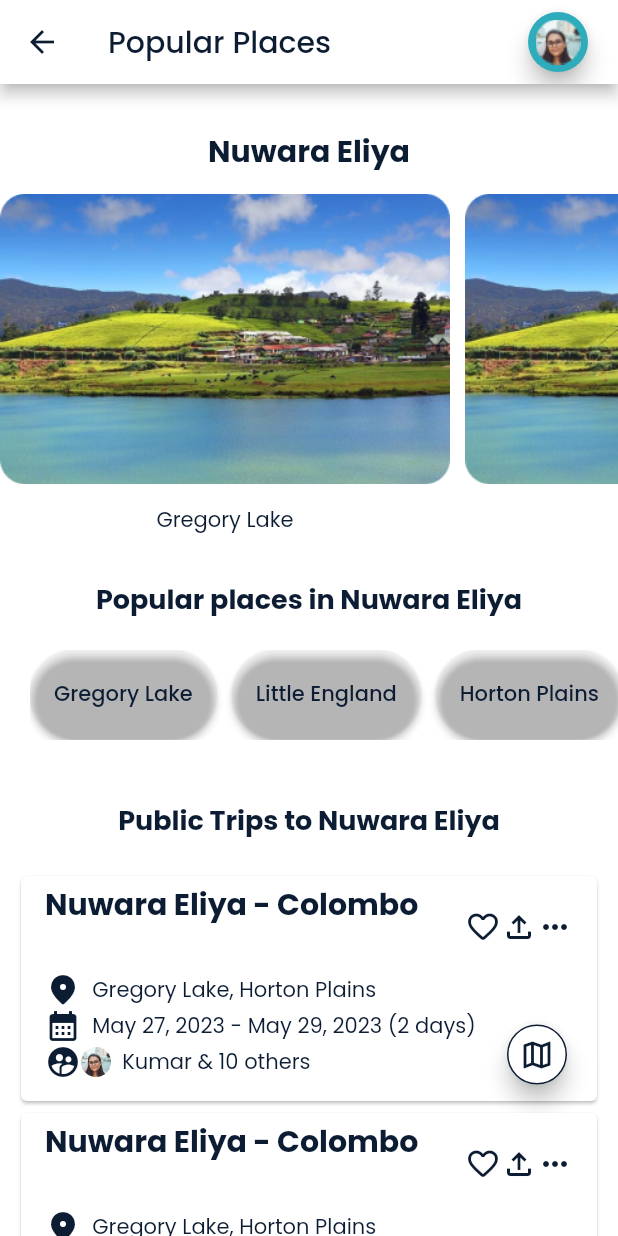
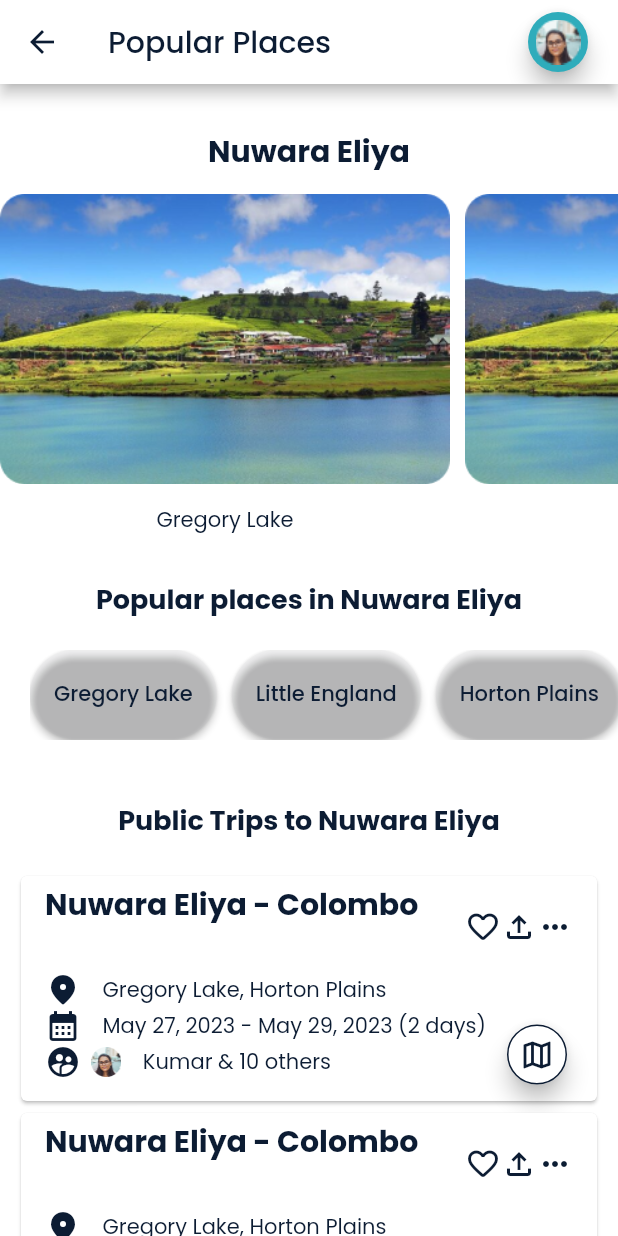
Before and after one commit to TeamTravelmate/main, a Flutter app: the popularDestinations screen opened directly, on a phone screen of 412 x 824 dp. Run offline on Flutter 3.47's test engine with Material 2 defaults, Android fonts, the light colour scheme and no system bars; our stand-ins replace buttons_tabbar, flutter_map, flutter_otp_text_field, flutter_svg, font_awesome_flutter, google_fonts and 2 more; missing offline and left inert: info_popup; project files that could hold a hidden picture were left out.

Commit message:
Minor styling chages and added constructor to use for todo map

```diff
--- a/lib/UIs/widgets/tripCard_widget.dart
+++ b/lib/UIs/widgets/tripCard_widget.dart
@@ -3,20 +3,44 @@ import '../themes/colors.dart';
 
 // ignore: camel_case_types
 class tripCard extends StatelessWidget {
-  const tripCard({super.key,
+  const tripCard({
+    super.key,
     required this.tripLocationTitle,
     required this.location,
     required this.tripDuration,
     required this.tripmates,
+    this.isMap = false,
+  });
+  //another constructor for the map button
+  const tripCard.map({
+    super.key,
+    required this.tripLocationTitle,
+    required this.location,
+    required this.tripDuration,
+    required this.tripmates,
+    this.isMap = true,
   });
 
   final String tripLocationTitle;
   final String location;
   final String tripDuration;
   final String tripmates;
+  final bool isMap;
 
   @override
   Widget build(BuildContext context) {
+    var mapBtn = Padding(
+      padding: const EdgeInsets.only(bottom: 40.0),
+      child: FloatingActionButton.small(
+          onPressed: () {},
+          backgroundColor: ColorsTravelMate.tertiary,
+          shape: const CircleBorder(
+              side: BorderSide(color: ColorsTravelMate.primary)),
+          child: const Icon(
+            Icons.map_outlined,
+            color: ColorsTravelMate.primary,
+          )),
+    );
     return Card(
       child: SizedBox(
         height: 150,
@@ -60,9 +84,12 @@ class tripCard extends StatelessWidget {
                 children: [
                   Row(
                     children: [
-                      const Icon(
+                      Padding(
+                        padding: EdgeInsets.only(right: MediaQuery.of(context).size.width / 60),
+                        child: const Icon(
                           Icons.location_on_rounded,
                           color: ColorsTravelMate.primary,
+                        ),
                       ),
                       Text(
                         location,
@@ -72,9 +99,12 @@ class tripCard extends StatelessWidget {
                   ),
                   Row(
                     children: [
-                      const Icon(
+                      Padding(
+                        padding: EdgeInsets.only(right: MediaQuery.of(context).size.width / 60),
+                        child: const Icon(
                           Icons.calendar_month,
                           color: ColorsTravelMate.primary,
+                        ),
                       ),
                       Text(
                         tripDuration,
@@ -84,14 +114,20 @@ class tripCard extends StatelessWidget {
                   ),
                   Row(
                     children: [
-                      const Icon(
+                      Padding(
+                        padding: EdgeInsets.only(right: MediaQuery.of(context).size.width / 60),
+                        child: const Icon(
                           Icons.supervised_user_circle_sharp,
                           color: ColorsTravelMate.primary,
                         ),
-                      Image.asset(
+                      ),
+                      Padding(
+                        padding: EdgeInsets.only(right: MediaQuery.of(context).size.width / 60),
+                        child: Image.asset(
                           'assets/profile.png',
                           width: 20,
                           height: 20,
+                        ),
                       ),
                       Text(
                         tripmates,
@@ -101,18 +137,7 @@ class tripCard extends StatelessWidget {
                   ),
                 ],
               ),
-              Padding(
-                padding: const EdgeInsets.only(bottom: 40.0),
-                child: FloatingActionButton.small(
-                    onPressed: () {},
-                    backgroundColor: ColorsTravelMate.tertiary,
-                    shape: const CircleBorder(
-                        side: BorderSide(color: ColorsTravelMate.primary)),
-                    child: const Icon(
-                      Icons.map_outlined,
-                      color: ColorsTravelMate.primary,
-                    )),
-              )
+              !isMap ? mapBtn : Container(),
             ],
           ),
         ),
```
Lines whose indentation alone changed are shown as unchanged.
